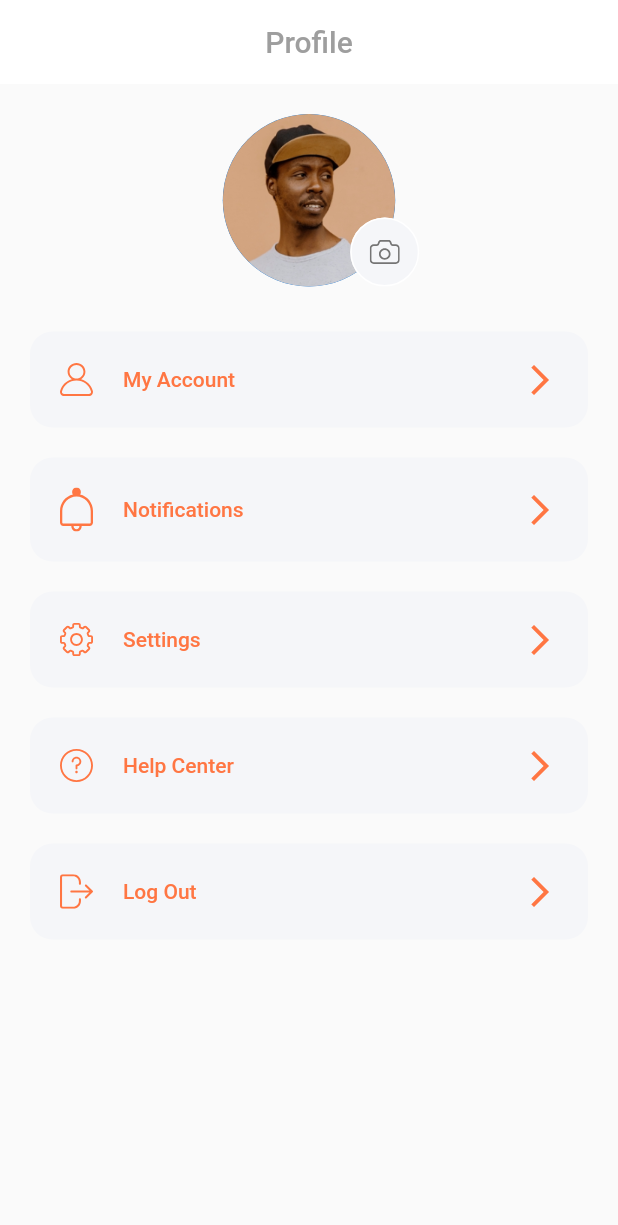
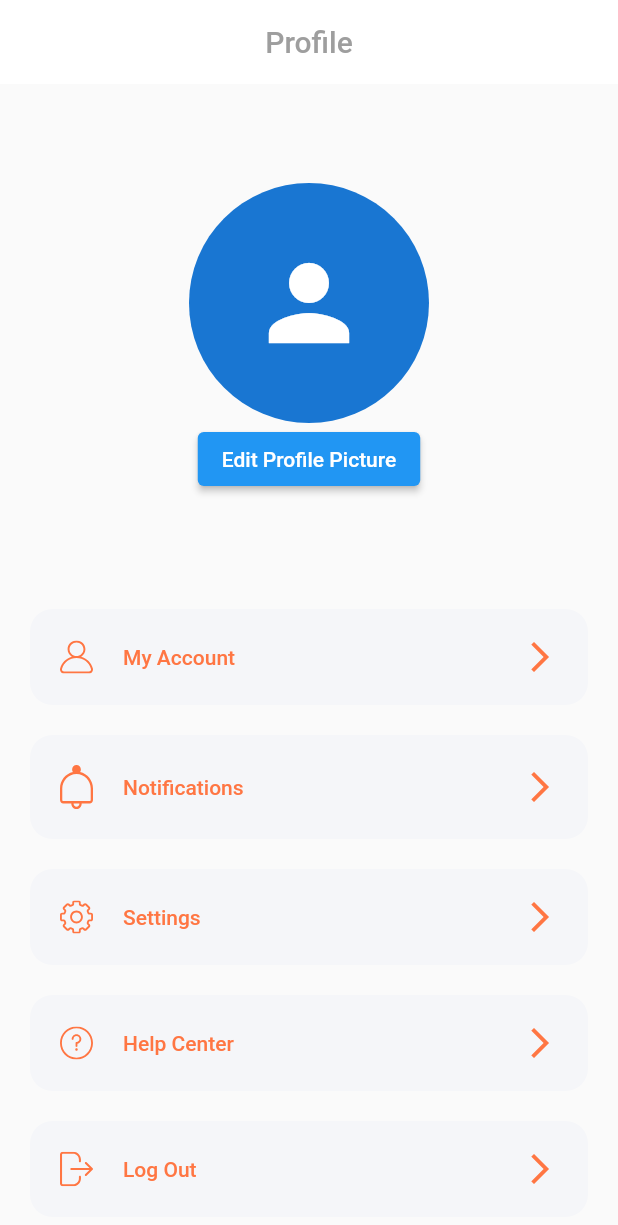
Before and after one commit to SarthakPaneru/StyleSlate-Customer, a Flutter app: the ProfileScreen screen opened directly, on a phone screen of 412 x 824 dp. Shown: the top 1225 px of the screen. Run offline on Flutter 3.47's test engine with Material 2 defaults, Android fonts, the light colour scheme and no system bars; our stand-ins replace email_validator, flutter_svg, font_awesome_flutter, google_nav_bar, image_picker, table_calendar; missing offline and left inert: heart_toggle.

Commit message:
image upload feature added

```diff
--- a/lib/profile/body.dart
+++ b/lib/profile/body.dart
@@ -12,7 +12,7 @@ class Body extends StatelessWidget {
       padding: const EdgeInsets.symmetric(vertical: 20),
       child: Column(
         children: [
-          const ProfilePic(),
+           ProfilePage(),
           const SizedBox(height: 20),
           ProfileMenu(
             text: "My Account",
--- a/lib/profile/profile.dart
+++ b/lib/profile/profile.dart
@@ -1,44 +1,55 @@
 import 'package:flutter/material.dart';
-import 'package:flutter_svg/flutter_svg.dart';
+import 'dart:io';
+import 'package:image_picker/image_picker.dart';
 
-class ProfilePic extends StatelessWidget {
-  const ProfilePic({
-    Key? key,
-  }) : super(key: key);
+class ProfilePage extends StatefulWidget {
+  @override
+  _ProfilePageState createState() => _ProfilePageState();
+}
+
+class _ProfilePageState extends State<ProfilePage> {
+  File? _image;
+
+  Future getImage() async {
+    final picker = ImagePicker();
+    final pickedFile = await picker.pickImage(source: ImageSource.gallery);
+
+    setState(() {
+      if (pickedFile != null) {
+        _image = File(pickedFile.path);
+      }
+    });
+  }
 
   @override
   Widget build(BuildContext context) {
     return SizedBox(
-      height: 115,
-      width: 115,
-      child: Stack(
-        fit: StackFit.expand,
-        clipBehavior: Clip.none,
-        children: [
-          CircleAvatar(
-            backgroundImage: AssetImage("lib/assets/images/Profile Image.png"),
+      height: 300,
+      width: 300,
+      child: Scaffold(
+
+        body: Center(
+          child: Column(
+            mainAxisAlignment: MainAxisAlignment.center,
+            children: [
+              CircleAvatar(
+                radius: 80,
+                backgroundImage: _image != null ? FileImage(_image!) : null,
+                child: _image == null
+                    ? Icon(
+                        Icons.person,
+                        size: 80,
+                      )
+                    : null,
+              ),
+
+              ElevatedButton(
+                onPressed: getImage,
+                child: Text('Edit Profile Picture'),
+              ),
+            ],
           ),
-          Positioned(
-            right: -16,
-            bottom: 0,
-            child: SizedBox(
-              height: 46,
-              width: 46,
-              child: TextButton(
-                style: TextButton.styleFrom(
-                  shape: RoundedRectangleBorder(
-                    borderRadius: BorderRadius.circular(50),
-                    side: BorderSide(color: Colors.white),
-                  ),
-                  primary: Colors.white,
-                  backgroundColor: Color(0xFFF5F6F9),
-                ),
-                onPressed: () {},
-                child: SvgPicture.asset("lib/assets/images/Camera Icon.svg"),
-              ),
-            ),
-          )
-        ],
+        ),
       ),
     );
   }
--- a/pubspec.yaml
+++ b/pubspec.yaml
@@ -41,6 +41,7 @@ dependencies:
   heart_toggle: ^0.0.3
   table_calendar: ^3.0.9
   font_awesome_flutter: ^10.2.1
+  image_picker: ^1.0.1
 
 dev_dependencies:
   flutter_test:
```
